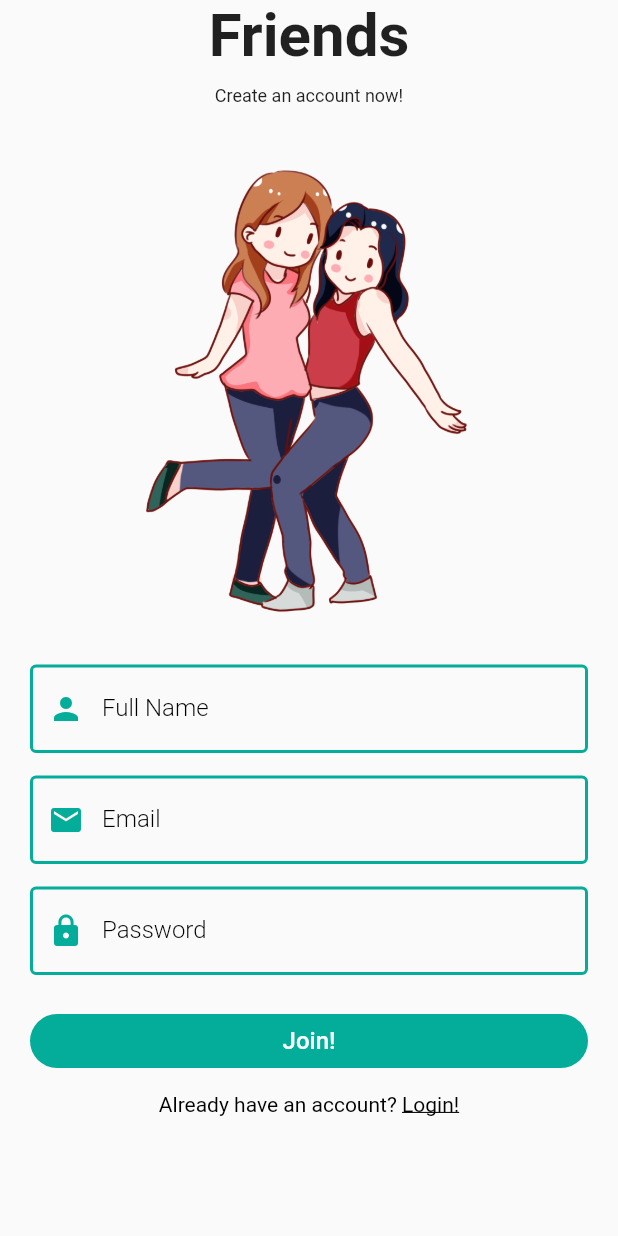
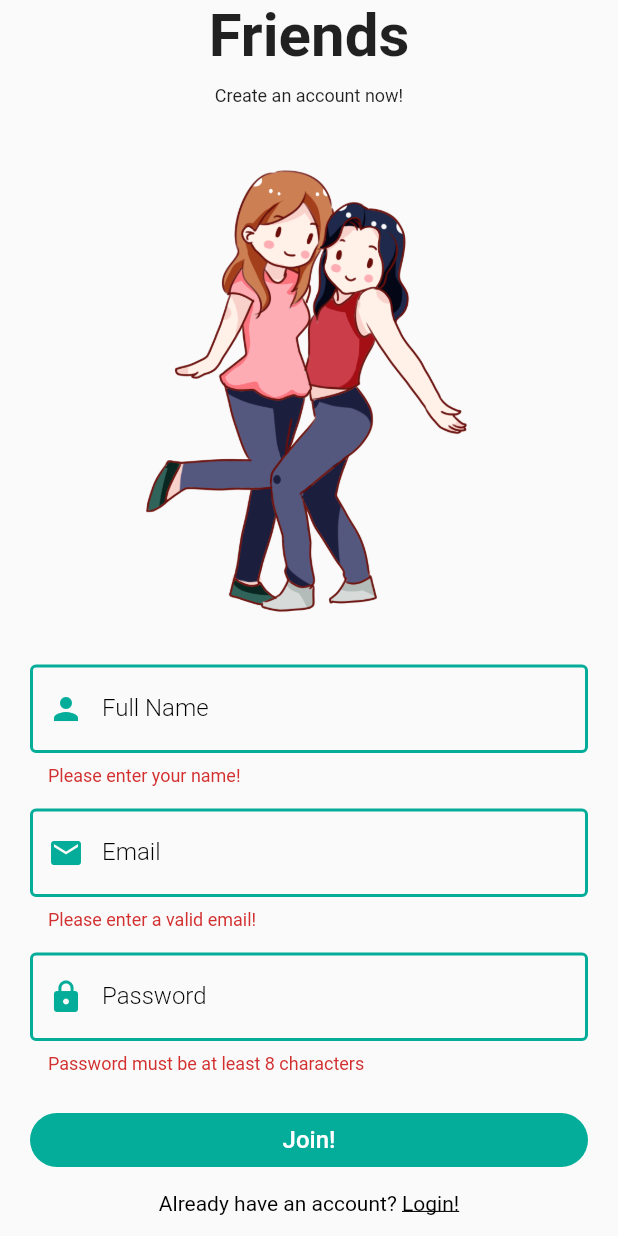
Before and after one commit to Jaja-Chang/Flutter_Chat_App, a Flutter app: the RegisterPage screen opened directly, scrolled down 80 dp, after a tap on "Join!", on a phone screen of 412 x 824 dp. Run offline on Flutter 3.47's test engine with Material 2 defaults, Android fonts, the phone set to English and light mode, and no system bars; our stand-ins replace cloud_firestore, firebase_auth, firebase_core, shared_preferences; accounts and stored records are empty.

Commit message:
Create register helper functions

```diff
--- a/flutter_chatapp/lib/pages/auth/register_page.dart
+++ b/flutter_chatapp/lib/pages/auth/register_page.dart
@@ -1,6 +1,7 @@
 import 'package:flutter/gestures.dart';
 import 'package:flutter/material.dart';
 import 'package:flutter_chatapp/pages/auth/login_page.dart';
+import 'package:flutter_chatapp/service/auth_service.dart';
 
 import '../../widgets/widgets.dart';
 
@@ -12,17 +13,24 @@ class RegisterPage extends StatefulWidget {
 }
 
 class _RegisterPageState extends State<RegisterPage> {
+  bool _isLoading = false;
   final formKey = GlobalKey<FormState>();
   String fullName = "";
   String email = "";
   String password = "";
+  AuthService authService = AuthService();
 
   @override
   Widget build(BuildContext context) {
     return Scaffold(
-      body: SingleChildScrollView(
+      body: _isLoading
+          ? Center(
+              child: CircularProgressIndicator(
+                  color: Theme.of(context).primaryColor))
+          : SingleChildScrollView(
               child: Padding(
-          padding: const EdgeInsets.symmetric(horizontal: 20, vertical: 80),
+                padding:
+                    const EdgeInsets.symmetric(horizontal: 20, vertical: 80),
                 child: Form(
                   key: formKey,
                   child: Column(
@@ -40,8 +48,8 @@ class _RegisterPageState extends State<RegisterPage> {
                         height: 10,
                       ),
                       const Text("Create an account now!",
-                    style:
-                        TextStyle(fontSize: 12, fontWeight: FontWeight.w400)),
+                          style: TextStyle(
+                              fontSize: 12, fontWeight: FontWeight.w400)),
                       Image.asset("assets/register.png"),
                       TextFormField(
                         decoration: textInputDecoration.copyWith(
@@ -52,8 +60,7 @@ class _RegisterPageState extends State<RegisterPage> {
                             )),
                         onChanged: (val) {
                           setState(() {
-                      email = val;
-                      print(email);
+                            fullName = val;
                           });
                         },
                         // check the validation (not sure if there's a shorter version)
@@ -76,7 +83,7 @@ class _RegisterPageState extends State<RegisterPage> {
                             )),
                         onChanged: (val) {
                           setState(() {
-                      fullName = val;
+                            email = val;
                           });
                         },
                         // check the validation (not sure if there's a shorter version)
@@ -114,7 +121,6 @@ class _RegisterPageState extends State<RegisterPage> {
                         onChanged: (val) {
                           setState(() {
                             password = val;
-                      print(password);
                           });
                         },
                       ),
@@ -169,5 +175,23 @@ class _RegisterPageState extends State<RegisterPage> {
   }
 
   // dummy register function
-  register() {}
+  register() async {
+    if (formKey.currentState!.validate()) {
+      setState(() {
+        _isLoading = true;
+      });
+      await authService
+          .registerUserWithEmailandPassword(fullName, email, password)
+          .then((value) {
+        if (value == true) {
+          // saving the shared preference state
+        } else {
+          showSnackbar(context, Color.fromARGB(255, 255, 0, 0), value);
+          setState(() {
+            _isLoading = false;
+          });
         }
+      });
+    }
+  }
+}
--- a/flutter_chatapp/lib/service/auth_service.dart
+++ b/flutter_chatapp/lib/service/auth_service.dart
@@ -20,8 +20,7 @@ class AuthService {
         return true;
       }
     } on FirebaseAuthException catch (e) {
-      print(e);
-      return e;
+      return e.message;
     }
   }
 
```
Also changed, not shown: flutter_chatapp/lib/helper/helper_function.dart (+14 -0 lines), flutter_chatapp/lib/widgets/widgets.dart (+16 -0 lines). Lines whose indentation alone changed are shown as unchanged.
